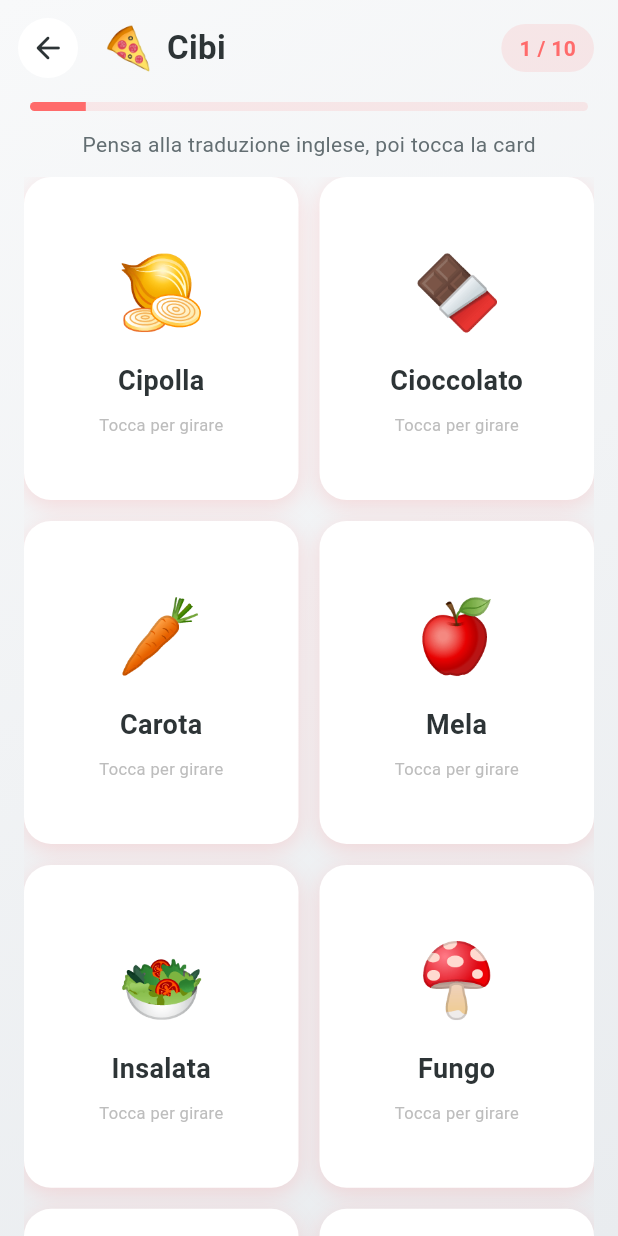
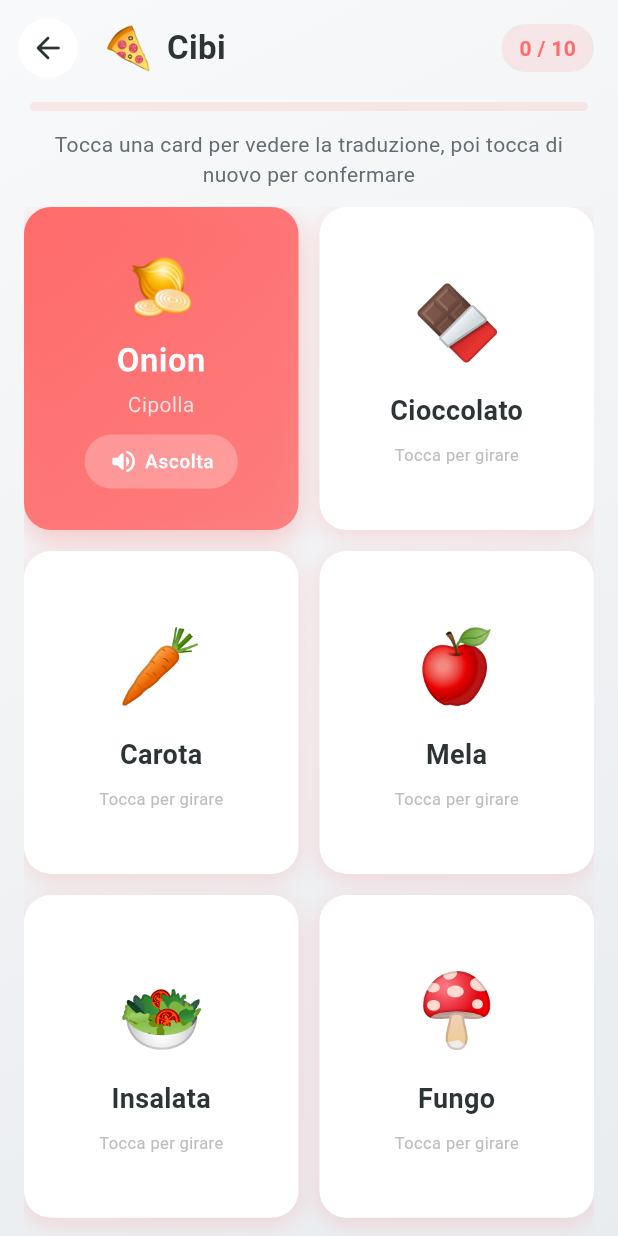
Before and after one commit to RiccardoDominici/vocab-flip, a Flutter app: the GameScreen screen opened directly with sample values from the repository, after a tap on "Cipolla", on a phone screen of 412 x 824 dp. Run offline on Flutter 3.47's test engine with Material 3 defaults, Android fonts, the phone set to English and light mode, and no system bars; missing offline and left inert: dart:js_interop.

Commit message:
Fix flip cards: one-at-a-time logic, gesture handling, speech API
- Cards now flip one at a time, tapping again confirms and dims the card
- Fixed GestureDetector with HitTestBehavior.opaque for reliable taps
- State managed in GameScreen (controlled flip via isFlipped prop)
- Fixed Web Speech API to use proper js_interop_unsafe callMethod

Co-Authored-By: Claude Opus 4.6 <noreply@anthropic.com>

```diff
--- a/lib/screens/game_screen.dart
+++ b/lib/screens/game_screen.dart
@@ -14,7 +14,8 @@ class GameScreen extends StatefulWidget {
 
 class _GameScreenState extends State<GameScreen> {
   late List<VocabWord> _currentWords;
-  int _flippedCount = 0;
+  final Set<int> _revealedIndices = {};
+  int? _currentFlippedIndex;
   static const int _cardsPerRound = 10;
 
   @override
@@ -26,12 +27,20 @@ class _GameScreenState extends State<GameScreen> {
   void _loadRound() {
     final shuffled = List<VocabWord>.from(widget.theme.words)..shuffle(Random());
     _currentWords = shuffled.take(_cardsPerRound).toList();
-    _flippedCount = 0;
+    _revealedIndices.clear();
+    _currentFlippedIndex = null;
   }
 
-  void _onCardFlipped() {
+  void _onCardTapped(int index) {
     setState(() {
-      _flippedCount++;
+      if (_currentFlippedIndex == index) {
+        // Tapping the already-flipped card: mark as revealed and close
+        _revealedIndices.add(index);
+        _currentFlippedIndex = null;
+      } else if (!_revealedIndices.contains(index)) {
+        // Flip new card (closes the previous one automatically)
+        _currentFlippedIndex = index;
+      }
     });
   }
 
@@ -44,7 +53,8 @@ class _GameScreenState extends State<GameScreen> {
   @override
   Widget build(BuildContext context) {
     final themeColor = Color(widget.theme.colorValue);
-    final allFlipped = _flippedCount >= _currentWords.length;
+    final totalRevealed = _revealedIndices.length;
+    final allRevealed = totalRevealed >= _currentWords.length;
 
     return Scaffold(
       body: Container(
@@ -96,7 +106,7 @@ class _GameScreenState extends State<GameScreen> {
                         borderRadius: BorderRadius.circular(20),
                       ),
                       child: Text(
-                        '$_flippedCount / ${_currentWords.length}',
+                        '$totalRevealed / ${_currentWords.length}',
                         style: TextStyle(
                           fontWeight: FontWeight.w600,
                           color: themeColor,
@@ -114,7 +124,7 @@ class _GameScreenState extends State<GameScreen> {
                   child: LinearProgressIndicator(
                     value: _currentWords.isEmpty
                         ? 0
-                        : _flippedCount / _currentWords.length,
+                        : totalRevealed / _currentWords.length,
                     minHeight: 6,
                     backgroundColor: themeColor.withValues(alpha: 0.12),
                     valueColor: AlwaysStoppedAnimation<Color>(themeColor),
@@ -126,14 +136,15 @@ class _GameScreenState extends State<GameScreen> {
               Padding(
                 padding: const EdgeInsets.symmetric(horizontal: 20),
                 child: Text(
-                  allFlipped
-                      ? 'Bravo! Hai completato il round! 🎉'
-                      : 'Pensa alla traduzione inglese, poi tocca la card',
+                  allRevealed
+                      ? 'Bravo! Hai completato il round!'
+                      : 'Tocca una card per vedere la traduzione, poi tocca di nuovo per confermare',
                   style: TextStyle(
-                    color: allFlipped ? themeColor : const Color(0xFF636E72),
+                    color: allRevealed ? themeColor : const Color(0xFF636E72),
                     fontSize: 14,
-                    fontWeight: allFlipped ? FontWeight.w600 : FontWeight.normal,
+                    fontWeight: allRevealed ? FontWeight.w600 : FontWeight.normal,
                   ),
+                  textAlign: TextAlign.center,
                 ),
               ),
               const SizedBox(height: 12),
@@ -150,18 +161,28 @@ class _GameScreenState extends State<GameScreen> {
                     ),
                     itemCount: _currentWords.length,
                     itemBuilder: (context, index) {
-                      return FlipCardWidget(
-                        key: ValueKey('${_currentWords[index].english}-$_flippedCount-round'),
-                        word: _currentWords[index],
-                        themeColor: themeColor,
-                        onFlipped: _onCardFlipped,
+                      final isRevealed = _revealedIndices.contains(index);
+                      final isCurrentlyFlipped = _currentFlippedIndex == index;
+                      return AnimatedOpacity(
+                        opacity: isRevealed ? 0.5 : 1.0,
+                        duration: const Duration(milliseconds: 300),
+                        child: AbsorbPointer(
+                          absorbing: isRevealed,
+                          child: FlipCardWidget(
+                            key: ValueKey('card-$index-${_currentWords[index].english}'),
+                            word: _currentWords[index],
+                            themeColor: themeColor,
+                            isFlipped: isCurrentlyFlipped || isRevealed,
+                            onTap: () => _onCardTapped(index),
+                          ),
+                        ),
                       );
                     },
                   ),
                 ),
               ),
               // Bottom buttons
-              if (allFlipped)
+              if (allRevealed)
                 Padding(
                   padding: const EdgeInsets.fromLTRB(20, 8, 20, 16),
                   child: Row(
--- a/lib/utils/speech.dart
+++ b/lib/utils/speech.dart
@@ -1,26 +1,15 @@
 import 'dart:js_interop';
-
-@JS('speechSynthesis.speak')
-external void _speak(JSObject utterance);
-
-@JS()
-@staticInterop
-class _SpeechSynthesisUtterance {
-  external factory _SpeechSynthesisUtterance(JSString text);
-}
-
-extension _SpeechSynthesisUtteranceExt on _SpeechSynthesisUtterance {
-  external set lang(JSString value);
-  external set rate(JSNumber value);
-}
+import 'dart:js_interop_unsafe';
 
 class SpeechUtil {
   static void speak(String text) {
     try {
-      final utterance = _SpeechSynthesisUtterance(text.toJS);
-      utterance.lang = 'en-US'.toJS;
-      utterance.rate = 0.9.toJS;
-      _speak(utterance as JSObject);
+      final constructor = globalContext.getProperty('SpeechSynthesisUtterance'.toJS) as JSFunction;
+      final utterance = constructor.callAsConstructor<JSObject>(text.toJS);
+      utterance.setProperty('lang'.toJS, 'en-US'.toJS);
+      utterance.setProperty('rate'.toJS, (0.9).toJS);
+      final synth = globalContext.getProperty('speechSynthesis'.toJS) as JSObject;
+      synth.callMethod('speak'.toJS, utterance);
     } catch (_) {
       // Speech synthesis not available
     }
--- a/lib/widgets/flip_card.dart
+++ b/lib/widgets/flip_card.dart
@@ -6,13 +6,15 @@ import '../utils/speech.dart';
 class FlipCardWidget extends StatefulWidget {
   final VocabWord word;
   final Color themeColor;
-  final VoidCallback onFlipped;
+  final bool isFlipped;
+  final VoidCallback onTap;
 
   const FlipCardWidget({
     super.key,
     required this.word,
     required this.themeColor,
-    required this.onFlipped,
+    required this.isFlipped,
+    required this.onTap,
   });
 
   @override
@@ -23,8 +25,6 @@ class _FlipCardWidgetState extends State<FlipCardWidget>
     with SingleTickerProviderStateMixin {
   late AnimationController _controller;
   late Animation<double> _animation;
-  bool _isFlipped = false;
-  bool _showBack = false;
 
   @override
   void initState() {
@@ -36,13 +36,19 @@ class _FlipCardWidgetState extends State<FlipCardWidget>
     _animation = Tween<double>(begin: 0, end: 1).animate(
       CurvedAnimation(parent: _controller, curve: Curves.easeInOut),
     );
-    _controller.addListener(() {
-      if (_controller.value >= 0.5 && !_showBack) {
-        setState(() => _showBack = true);
-      } else if (_controller.value < 0.5 && _showBack) {
-        setState(() => _showBack = false);
+    if (widget.isFlipped) {
+      _controller.value = 1.0;
     }
-    });
+  }
+
+  @override
+  void didUpdateWidget(FlipCardWidget oldWidget) {
+    super.didUpdateWidget(oldWidget);
+    if (widget.isFlipped && !oldWidget.isFlipped) {
+      _controller.forward();
+    } else if (!widget.isFlipped && oldWidget.isFlipped) {
+      _controller.reverse();
+    }
   }
 
   @override
@@ -51,29 +57,23 @@ class _FlipCardWidgetState extends State<FlipCardWidget>
     super.dispose();
   }
 
-  void _flip() {
-    if (_isFlipped) return;
-    _isFlipped = true;
-    _controller.forward();
-    widget.onFlipped();
-  }
-
   @override
   Widget build(BuildContext context) {
-    return AnimatedBuilder(
+    return GestureDetector(
+      behavior: HitTestBehavior.opaque,
+      onTap: widget.onTap,
+      child: AnimatedBuilder(
         animation: _animation,
         builder: (context, child) {
           final angle = _animation.value * pi;
-        final isBack = _animation.value >= 0.5;
+          final showBack = _animation.value >= 0.5;
 
-        return GestureDetector(
-          onTap: _flip,
-          child: Transform(
+          return Transform(
             alignment: Alignment.center,
             transform: Matrix4.identity()
               ..setEntry(3, 2, 0.001)
               ..rotateY(angle),
-            child: isBack
+            child: showBack
                 ? Transform(
                     alignment: Alignment.center,
                     transform: Matrix4.identity()..rotateY(pi),
@@ -86,9 +86,9 @@ class _FlipCardWidgetState extends State<FlipCardWidget>
                     word: widget.word,
                     themeColor: widget.themeColor,
                   ),
-          ),
           );
         },
+      ),
     );
   }
 }
@@ -113,15 +113,18 @@ class _FrontCard extends StatelessWidget {
           ),
         ],
       ),
+      child: Center(
         child: Column(
-        mainAxisAlignment: MainAxisAlignment.center,
+          mainAxisSize: MainAxisSize.min,
           children: [
             Text(
               word.emoji,
               style: const TextStyle(fontSize: 48),
             ),
             const SizedBox(height: 12),
-          Text(
+            Padding(
+              padding: const EdgeInsets.symmetric(horizontal: 8),
+              child: Text(
                 word.italian,
                 style: const TextStyle(
                   fontSize: 18,
@@ -129,6 +132,7 @@ class _FrontCard extends StatelessWidget {
                   color: Color(0xFF2D3436),
                 ),
                 textAlign: TextAlign.center,
+              ),
             ),
             const SizedBox(height: 8),
             Text(
@@ -139,6 +143,7 @@ class _FrontCard extends StatelessWidget {
               ),
             ),
           ],
+        ),
       ),
     );
   }
@@ -171,15 +176,18 @@ class _BackCard extends StatelessWidget {
           ),
         ],
       ),
+      child: Center(
         child: Column(
-        mainAxisAlignment: MainAxisAlignment.center,
+          mainAxisSize: MainAxisSize.min,
           children: [
             Text(
               word.emoji,
               style: const TextStyle(fontSize: 36),
             ),
             const SizedBox(height: 8),
-          Text(
+            Padding(
+              padding: const EdgeInsets.symmetric(horizontal: 8),
+              child: Text(
                 word.english,
                 style: const TextStyle(
                   fontSize: 22,
@@ -188,14 +196,18 @@ class _BackCard extends StatelessWidget {
                 ),
                 textAlign: TextAlign.center,
               ),
+            ),
             const SizedBox(height: 4),
-          Text(
+            Padding(
+              padding: const EdgeInsets.symmetric(horizontal: 8),
+              child: Text(
                 word.italian,
                 style: TextStyle(
                   fontSize: 14,
                   color: Colors.white.withValues(alpha: 0.8),
                 ),
                 textAlign: TextAlign.center,
+              ),
             ),
             const SizedBox(height: 10),
             GestureDetector(
@@ -225,6 +237,7 @@ class _BackCard extends StatelessWidget {
             ),
           ],
         ),
+      ),
     );
   }
 }
```
Also changed, not shown: .wrangler/cache/pages.json (added), .wrangler/cache/wrangler-account.json (added). Lines whose indentation alone changed are shown as unchanged.
